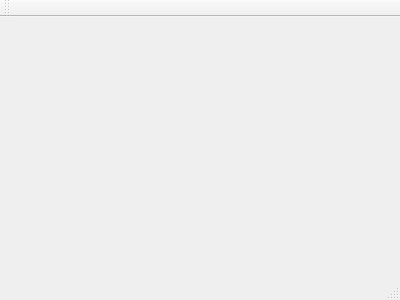
First picture: the form in mainwindow.ui, repository pstakoun/northern-spare-tracker, before the edit.
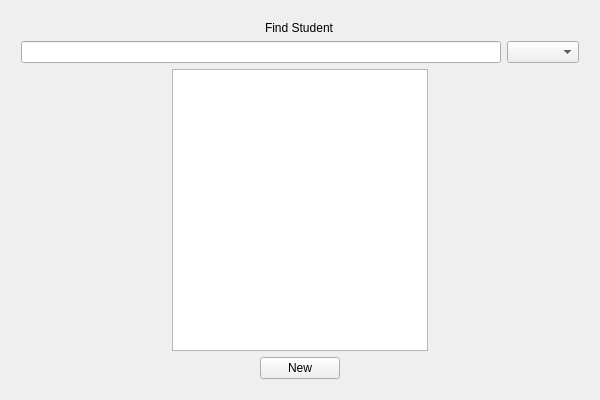
Second picture: the form after the edit.

Diff of the .ui file:
```diff
--- a/mainwindow.ui
+++ b/mainwindow.ui
@@ -1,24 +1,56 @@
 <ui version="4.0">
  <class>MainWindow</class>
- <widget class="QMainWindow" name="MainWindow" >
-  <property name="geometry" >
+ <widget class="QMainWindow" name="MainWindow">
+  <property name="geometry">
    <rect>
     <x>0</x>
     <y>0</y>
-    <width>400</width>
-    <height>300</height>
+    <width>600</width>
+    <height>400</height>
    </rect>
   </property>
   <property name="windowTitle" >
    <string>MainWindow</string>
   </property>
-  <widget class="QMenuBar" name="menuBar" />
-  <widget class="QToolBar" name="mainToolBar" />
-  <widget class="QWidget" name="centralWidget" />
-  <widget class="QStatusBar" name="statusBar" />
+  <widget class="QWidget" name="centralWidget">
+   <widget class="QWidget" name="gridLayoutWidget">
+    <property name="geometry">
+     <rect>
+      <x>10</x>
+      <y>10</y>
+      <width>580</width>
+      <height>380</height>
+     </rect>
+    </property>
+    <layout class="QGridLayout" name="gridLayout">
+     <item row="2" column="0" colspan="2" alignment="Qt::AlignHCenter">
+      <widget class="QTableWidget" name="tableWidget"/>
+     </item>
+     <item row="1" column="1" alignment="Qt::AlignRight">
+      <widget class="QComboBox" name="comboBox"/>
+     </item>
+     <item row="1" column="0">
+      <widget class="QLineEdit" name="lineEdit"/>
+     </item>
+     <item row="3" column="0" colspan="2" alignment="Qt::AlignHCenter">
+      <widget class="QPushButton" name="pushButton">
+       <property name="text">
+        <string>New</string>
+       </property>
+      </widget>
+     </item>
+     <item row="0" column="0" colspan="2" alignment="Qt::AlignHCenter">
+      <widget class="QLabel" name="label">
+       <property name="text">
+        <string>Find Student</string>
+       </property>
+      </widget>
+     </item>
+    </layout>
+   </widget>
+  </widget>
  </widget>
- <layoutDefault spacing="6" margin="11" />
- <pixmapfunction></pixmapfunction>
+ <layoutdefault spacing="6" margin="11"/>
  <resources/>
  <connections/>
 </ui>
```
Left out of the diff: 3 changed lines with no effect on the pictures.
